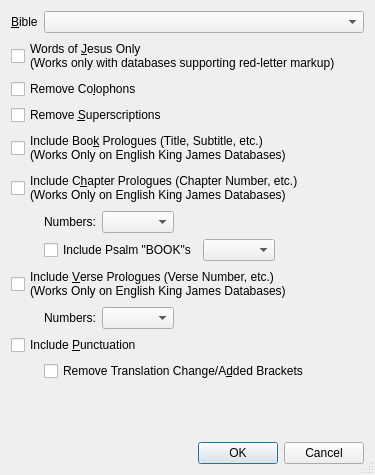
Old version of the form programs/ELSSearch/ELSBibleDatabaseSelectDlg.ui in the repository dewhisna/KingJamesPureBibleSearch.
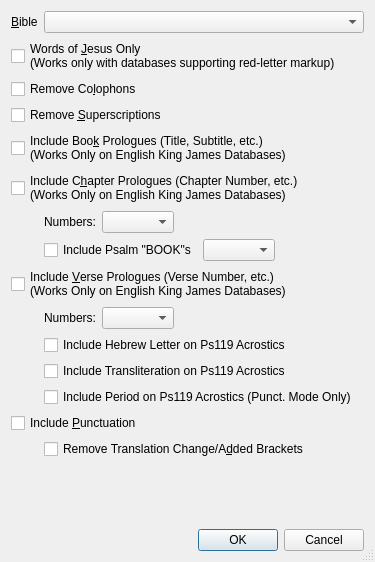
New version of the form.

Commit message: Add Verse Prologue Options for Ps119 Hebrew Acrostics. Add "Default" enum values for the options to displace "None" in code that needs the "default" instead of "none", as the new acrostics options are on by default instead of off.

```diff
--- a/programs/ELSSearch/ELSBibleDatabaseSelectDlg.ui
+++ b/programs/ELSSearch/ELSBibleDatabaseSelectDlg.ui
@@ -29,7 +29,7 @@
     <x>0</x>
     <y>0</y>
     <width>375</width>
-    <height>475</height>
+    <height>562</height>
    </rect>
   </property>
   <property name="windowTitle">
@@ -187,21 +187,42 @@
      </property>
     </spacer>
    </item>
-   <item row="10" column="0" colspan="4">
+   <item row="10" column="1" colspan="3">
+    <widget class="QCheckBox" name="chkIncludePs119Hebrew">
+     <property name="text">
+      <string>Include Hebrew Letter on Ps119 Acrostics</string>
+     </property>
+    </widget>
+   </item>
+   <item row="11" column="1" colspan="3">
+    <widget class="QCheckBox" name="chkIncludePs119Transliteration">
+     <property name="text">
+      <string>Include Transliteration on Ps119 Acrostics</string>
+     </property>
+    </widget>
+   </item>
+   <item row="12" column="1" colspan="3">
+    <widget class="QCheckBox" name="chkIncludePs119Punctuation">
+     <property name="text">
+      <string>Include Period on Ps119 Acrostics (Punct. Mode Only)</string>
+     </property>
+    </widget>
+   </item>
+   <item row="13" column="0" colspan="4">
     <widget class="QCheckBox" name="chkIncludePunctuation">
      <property name="text">
       <string>Include &amp;Punctuation</string>
      </property>
     </widget>
    </item>
-   <item row="11" column="1" colspan="3">
+   <item row="14" column="1" colspan="3">
     <widget class="QCheckBox" name="chkNoTransChangeAddedTags">
      <property name="text">
       <string>Remove Translation Change/A&amp;dded Brackets</string>
      </property>
     </widget>
    </item>
-   <item row="12" column="0" colspan="4">
+   <item row="15" column="0" colspan="4">
     <spacer name="verticalSpacer">
      <property name="orientation">
       <enum>Qt::Vertical</enum>
@@ -214,7 +235,7 @@
      </property>
     </spacer>
    </item>
-   <item row="13" column="0" colspan="4">
+   <item row="16" column="0" colspan="4">
     <widget class="QDialogButtonBox" name="buttonBox">
      <property name="orientation">
       <enum>Qt::Horizontal</enum>
```
Left out of the diff: 3 changed lines with no effect on the pictures. The commit also changes 7 other files.
